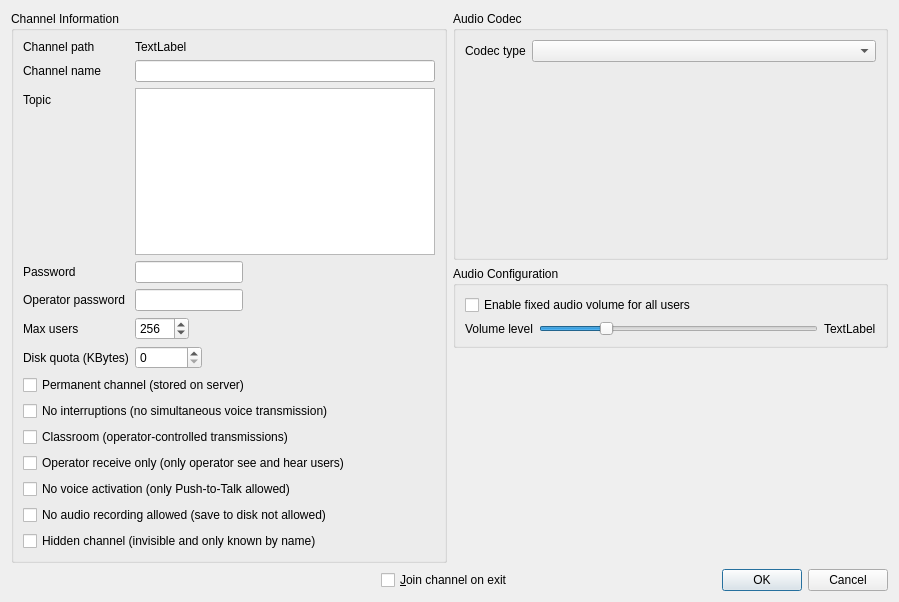
BearWare/TeamTalk5, file Client/qtTeamTalk/channel.ui: the form before one commit.
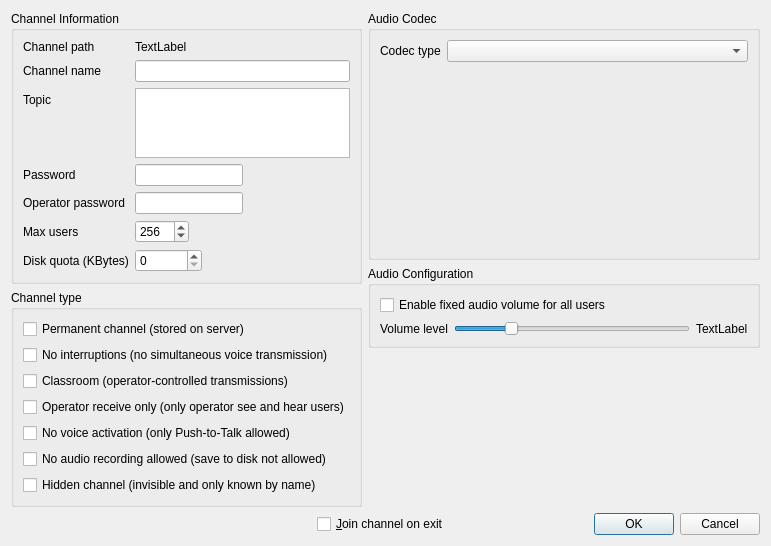
The form after the commit.

Commit message: Separate groupbox for channel-type

```diff
--- a/Client/qtTeamTalk/channel.ui
+++ b/Client/qtTeamTalk/channel.ui
@@ -6,8 +6,8 @@
    <rect>
     <x>0</x>
     <y>0</y>
-    <width>899</width>
-    <height>602</height>
+    <width>734</width>
+    <height>530</height>
    </rect>
   </property>
   <property name="windowTitle">
@@ -19,9 +19,11 @@
   <property name="modal">
    <bool>true</bool>
   </property>
-  <layout class="QVBoxLayout" name="verticalLayout_3">
+  <layout class="QVBoxLayout" name="verticalLayout_6">
    <item>
-    <layout class="QHBoxLayout" name="horizontalLayout_6">
+    <layout class="QHBoxLayout" name="horizontalLayout_5">
+     <item>
+      <layout class="QVBoxLayout" name="verticalLayout_5">
      <item>
       <widget class="QGroupBox" name="groupBox">
        <property name="title">
@@ -161,11 +163,15 @@
           </property>
          </widget>
         </item>
-        <item row="7" column="0" colspan="2">
-         <layout class="QVBoxLayout" name="verticalLayout_7">
-          <property name="spacing">
-           <number>6</number>
-          </property>
+         </layout>
+        </widget>
+       </item>
+       <item>
+        <widget class="QGroupBox" name="groupBox_4">
+         <property name="title">
+          <string>Channel type</string>
+         </property>
+         <layout class="QVBoxLayout" name="verticalLayout_3">
           <item>
            <widget class="QCheckBox" name="staticchanBox">
             <property name="text">
@@ -216,9 +222,9 @@
            </widget>
           </item>
          </layout>
-        </item>
-       </layout>
-      </widget>
+        </widget>
+       </item>
+      </layout>
      </item>
      <item>
       <layout class="QVBoxLayout" name="verticalLayout_2">
```
Left out of the diff: 1 changed line with no effect on the pictures. Lines whose indentation alone changed are shown as unchanged.
